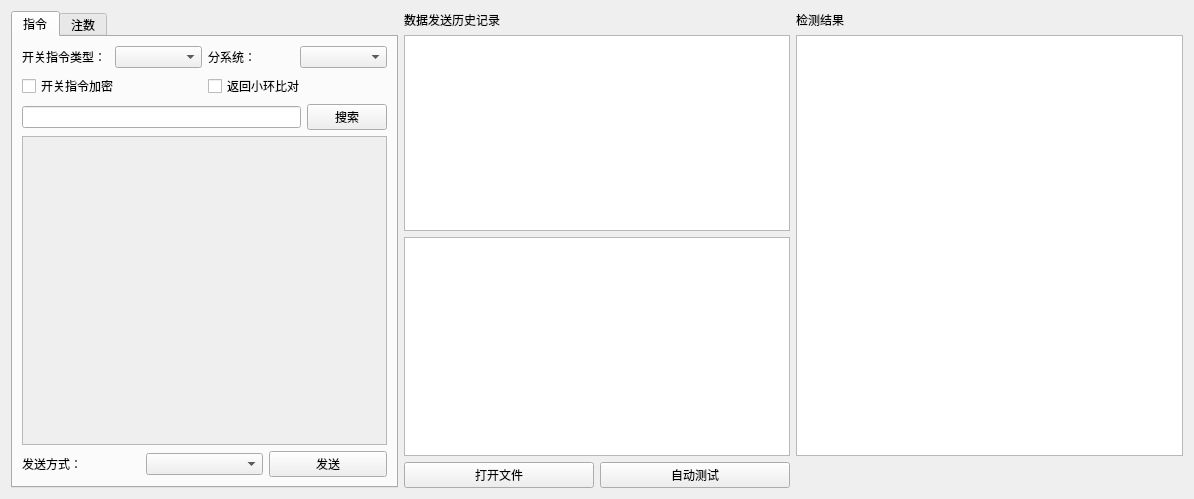
Before: the Qt Designer form autotest/rcform.ui in LiPYlpy/AutoTest, drawn with Qt 5.
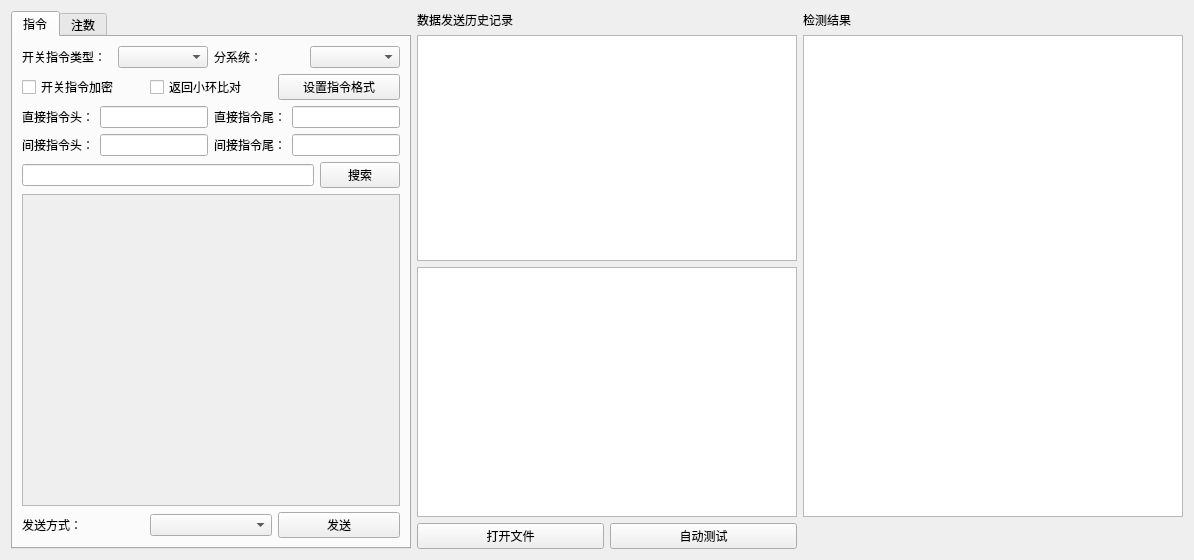
After: the same form once the commit is applied.

Commit message: 指令配置文件读取

The edit to the form file:
```diff
--- a/autotest/rcform.ui
+++ b/autotest/rcform.ui
@@ -7,7 +7,7 @@
     <x>0</x>
     <y>0</y>
     <width>1194</width>
-    <height>499</height>
+    <height>560</height>
    </rect>
   </property>
   <property name="windowTitle">
@@ -68,6 +68,61 @@
            </property>
           </widget>
          </item>
+         <item>
+          <widget class="QPushButton" name="btnSetOrder">
+           <property name="text">
+            <string>设置指令格式</string>
+           </property>
+          </widget>
+         </item>
+        </layout>
+       </item>
+       <item>
+        <layout class="QHBoxLayout" name="horizontalLayout_11">
+         <item>
+          <widget class="QLabel" name="label_7">
+           <property name="text">
+            <string>直接指令头：</string>
+           </property>
+          </widget>
+         </item>
+         <item>
+          <widget class="QLineEdit" name="headLineEdit"/>
+         </item>
+         <item>
+          <widget class="QLabel" name="label_8">
+           <property name="text">
+            <string>直接指令尾：</string>
+           </property>
+          </widget>
+         </item>
+         <item>
+          <widget class="QLineEdit" name="tailLineEdit"/>
+         </item>
+        </layout>
+       </item>
+       <item>
+        <layout class="QHBoxLayout" name="horizontalLayout_14">
+         <item>
+          <widget class="QLabel" name="label_9">
+           <property name="text">
+            <string>间接指令头：</string>
+           </property>
+          </widget>
+         </item>
+         <item>
+          <widget class="QLineEdit" name="head2LineEdit"/>
+         </item>
+         <item>
+          <widget class="QLabel" name="label_10">
+           <property name="text">
+            <string>间接指令尾：</string>
+           </property>
+          </widget>
+         </item>
+         <item>
+          <widget class="QLineEdit" name="tail2LineEdit"/>
+         </item>
         </layout>
        </item>
        <item>
@@ -98,8 +153,8 @@
            <rect>
             <x>0</x>
             <y>0</y>
-            <width>360</width>
-            <height>293</height>
+            <width>378</width>
+            <height>318</height>
            </rect>
           </property>
          </widget>
```
Left out of the diff: 70 changed lines with no effect on the pictures. The commit also changes 3 other files.
